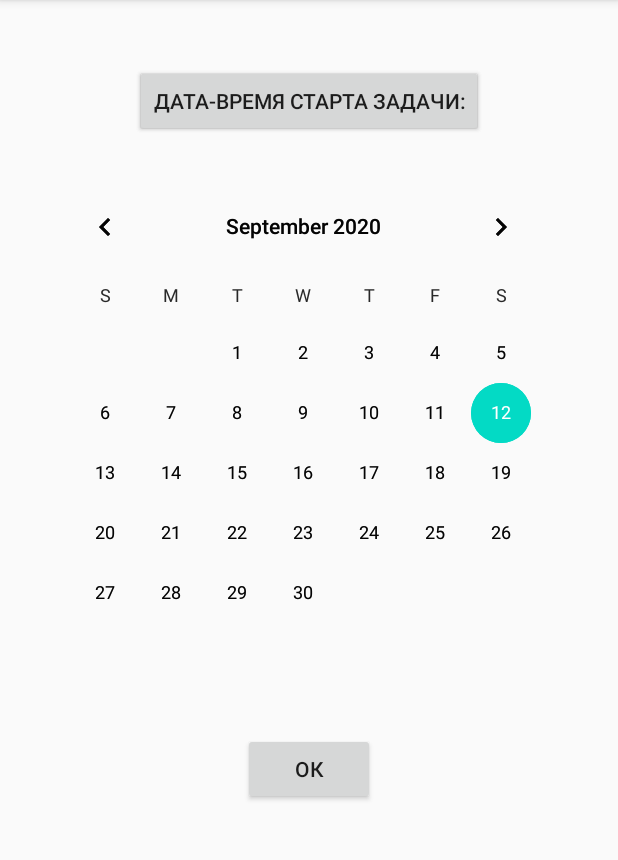
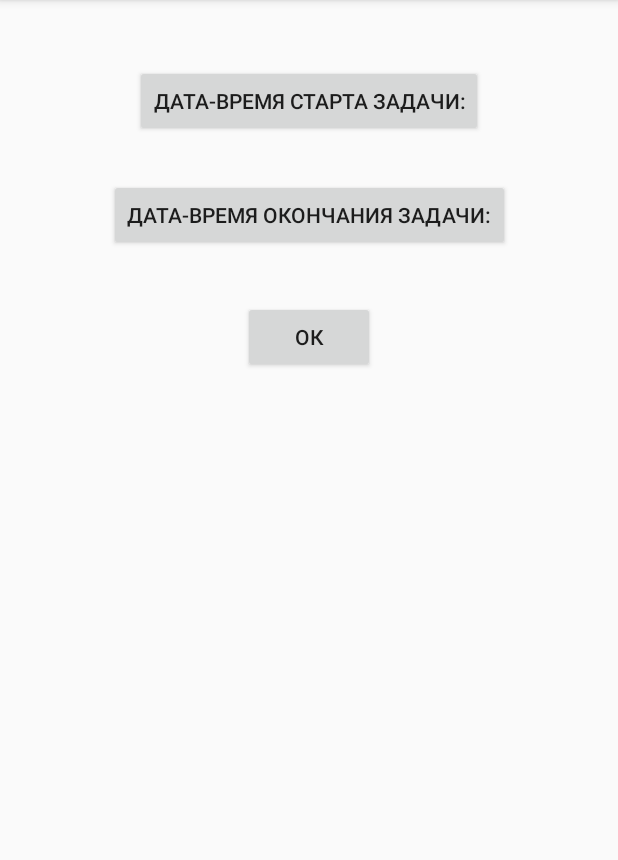
Before and after one commit to AvdeevAleksey/2_1_3_CalendarView_Timing_of_the_task, an Android app: the screen it shows after launch (MainActivity), on a phone screen of 412 x 824 dp, the part 84-944 px from its top. Run offline under Robolectric (Android 15) with nearby library versions, the phone set to English and light mode, and no system bars.

Commit message:
Visibility invisibility.

```diff
--- a/app/src/main/java/ru/avdeev/android/a2_1_3_calendarview_timing_of_the_task/MainActivity.java
+++ b/app/src/main/java/ru/avdeev/android/a2_1_3_calendarview_timing_of_the_task/MainActivity.java
@@ -3,12 +3,46 @@ package ru.avdeev.android.a2_1_3_calendarview_timing_of_the_task;
 import androidx.appcompat.app.AppCompatActivity;
 
 import android.os.Bundle;
+import android.view.View;
+import android.view.ViewGroup;
+import android.widget.Button;
+import android.widget.CalendarView;
+
+import java.util.Calendar;
 
 public class MainActivity extends AppCompatActivity {
+
+    private Button buttonChooseStartDate;
+    private Button buttonChooseEndDate;
+    private Button buttonOk;
+    private CalendarView calendarChooseStartDate;
+    private CalendarView calendarChooseEndDate;
 
     @Override
     protected void onCreate(Bundle savedInstanceState) {
         super.onCreate(savedInstanceState);
         setContentView(R.layout.activity_main);
+        buttonChooseStartDate = findViewById(R.id.btnChooseStartDate);
+        buttonChooseEndDate = findViewById(R.id.btnChooseEndDate);
+        buttonOk = findViewById(R.id.btnOk);
+        calendarChooseStartDate = findViewById(R.id.startDateCalendar);
+        calendarChooseEndDate = findViewById(R.id.endDateCalendar);
+
+        calendarChooseStartDate.setVisibility(View.GONE);
+        calendarChooseEndDate.setVisibility(View.GONE);
+    }
+
+    public void btnOkClocked (View view) {
+
+    }
+
+    public void btnChooseStartDateClicked (View view) {
+        calendarChooseStartDate.setVisibility(View.VISIBLE);
+        calendarChooseEndDate.setVisibility(View.GONE);
+    }
+
+    public void btnChooseEndDateClicked (View view) {
+        calendarChooseEndDate.setVisibility(View.VISIBLE);
+        calendarChooseStartDate.setVisibility(View.GONE);
     }
 }
--- a/app/src/main/res/layout/activity_main.xml
+++ b/app/src/main/res/layout/activity_main.xml
@@ -13,27 +13,31 @@
         android:layout_height="wrap_content"
         android:layout_marginTop="43dp"
         android:text="@string/chooseStartDate"
+        android:onClick="btnChooseStartDateClicked"
         app:layout_constraintEnd_toEndOf="parent"
         app:layout_constraintHorizontal_bias="0.5"
         app:layout_constraintStart_toStartOf="parent"
         app:layout_constraintTop_toTopOf="parent" />
 
     <Button
-        android:id="@+id/chooseEndDate"
+        android:id="@+id/btnChooseEndDate"
         android:layout_width="wrap_content"
         android:layout_height="wrap_content"
-        android:layout_marginTop="43dp"
-        android:text="@string/chooseStartDate"
+        android:layout_marginTop="28dp"
+        android:onClick="btnChooseEndDateClicked"
+        android:text="@string/chooseEndDate"
+        android:visibility="visible"
         app:layout_constraintEnd_toEndOf="parent"
-        app:layout_constraintHorizontal_bias="0.5"
+        app:layout_constraintHorizontal_bias="0.502"
         app:layout_constraintStart_toStartOf="parent"
-        app:layout_constraintTop_toTopOf="parent" />
+        app:layout_constraintTop_toBottomOf="@+id/btnChooseStartDate" />
 
     <Button
         android:id="@+id/btnOk"
         android:layout_width="wrap_content"
         android:layout_height="wrap_content"
         android:layout_marginTop="33dp"
+        android:onClick="btnOkClocked"
         android:text="@string/btn_ok"
         app:layout_constraintEnd_toEndOf="parent"
         app:layout_constraintStart_toStartOf="parent"
@@ -45,17 +49,19 @@
         android:layout_height="wrap_content"
         android:layout_marginLeft="28dp"
         android:layout_marginStart="28dp"
-        android:layout_marginTop="26dp"
+        android:layout_marginTop="28dp"
         app:layout_constraintStart_toStartOf="parent"
-        app:layout_constraintTop_toBottomOf="@+id/btnChooseStartDate" />
+        app:layout_constraintTop_toBottomOf="@+id/btnChooseEndDate" />
 
     <CalendarView
-        android:id="@+id/endtDateCalendar"
+        android:id="@+id/endDateCalendar"
         android:layout_width="wrap_content"
         android:layout_height="wrap_content"
         android:layout_marginLeft="28dp"
         android:layout_marginStart="28dp"
-        android:layout_marginTop="26dp"
+        android:layout_marginTop="28dp"
+        android:background="#E2E2E2"
+        android:visibility="visible"
         app:layout_constraintStart_toStartOf="parent"
-        app:layout_constraintTop_toBottomOf="@+id/btnChooseStartDate" />
+        app:layout_constraintTop_toBottomOf="@+id/btnChooseEndDate" />
 </androidx.constraintlayout.widget.ConstraintLayout>
```
